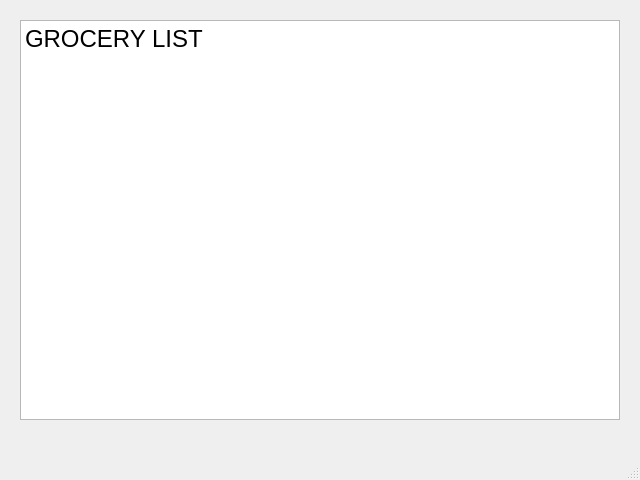
First picture: the form in pyqt_gui/cart_interface_items.ui, repository PfeifferH/cheqout, before the edit.
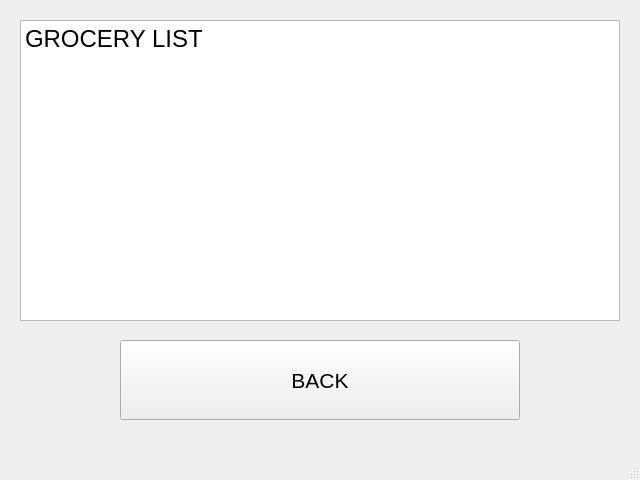
Second picture: the form after the edit.

The edit to the form file:
```diff
--- a/pyqt_gui/cart_interface_items.ui
+++ b/pyqt_gui/cart_interface_items.ui
@@ -20,7 +20,7 @@
       <x>20</x>
       <y>20</y>
       <width>600</width>
-      <height>400</height>
+      <height>301</height>
      </rect>
     </property>
     <property name="html">
@@ -31,6 +31,27 @@
 &lt;p style=&quot; margin-top:0px; margin-bottom:0px; margin-left:0px; margin-right:0px; -qt-block-indent:0; text-indent:0px;&quot;&gt;&lt;span style=&quot; font-size:18pt;&quot;&gt;GROCERY LIST&lt;/span&gt;&lt;/p&gt;&lt;/body&gt;&lt;/html&gt;</string>
     </property>
    </widget>
+   <widget class="QPushButton" name="pushButton_2">
+    <property name="geometry">
+     <rect>
+      <x>120</x>
+      <y>340</y>
+      <width>400</width>
+      <height>80</height>
+     </rect>
+    </property>
+    <property name="font">
+     <font>
+      <pointsize>16</pointsize>
+     </font>
+    </property>
+    <property name="text">
+     <string>BACK</string>
+    </property>
+    <property name="autoDefault">
+     <bool>false</bool>
+    </property>
+   </widget>
   </widget>
   <widget class="QMenuBar" name="menubar">
    <property name="geometry">
```
